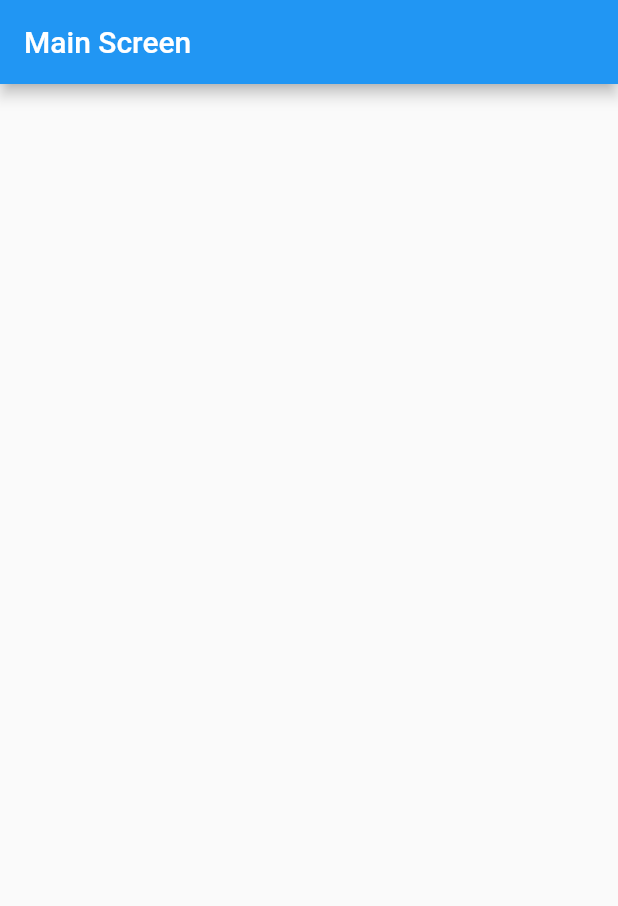
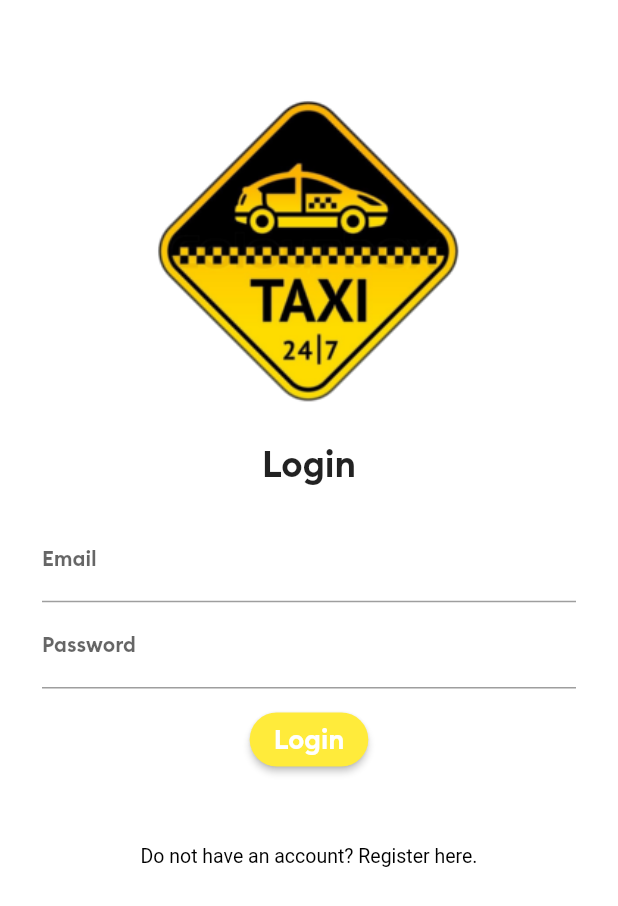
Before and after one commit to szbrooks2017/uber_clone, a Flutter app: the screen it shows after launch, on a phone screen of 412 x 824 dp. Shown: the top 906 px of the screen. Run offline on Flutter 3.47's test engine with Material 2 defaults, Android fonts, the phone set to English and light mode, and no system bars.

Commit message:
updating manifest, adding login page

```diff
--- /dev/null
+++ b/lib/AllScreens/loginScreen.dart
@@ -0,0 +1,98 @@
+import 'package:flutter/material.dart';
+
+class LoginScreen extends StatelessWidget {
+  @override
+  Widget build(BuildContext context) {
+    return Scaffold(
+      backgroundColor: Colors.white,
+      body: SingleChildScrollView(
+        child: Padding(
+          padding: const EdgeInsets.all(8.0),
+          child: Column(
+            children: [
+              SizedBox(height: 35.0),
+              Image(
+                image: AssetImage("images/images/logo.png"),
+                width: 390.0,
+                height: 250.0,
+                alignment: Alignment.center,
+              ),
+              SizedBox(height: 1.0),
+              Text(
+                "Login",
+                style: TextStyle(fontSize: 24.0, fontFamily: "Brand Bold"),
+                textAlign: TextAlign.center,
+              ),
+              Padding(
+                padding: EdgeInsets.all(20.0),
+                child: Column(
+                  children: [
+                    SizedBox(
+                      height: 1.0,
+                    ),
+                    TextField(
+                      keyboardType: TextInputType.emailAddress,
+                      decoration: InputDecoration(
+                          labelText: "Email",
+                          labelStyle: TextStyle(
+                            fontSize: 14.0,
+                          ),
+                          hintStyle: TextStyle(
+                            color: Colors.grey,
+                            fontSize: 10.0,
+                          )),
+                      style: TextStyle(fontSize: 14.0),
+                    ),
+                    SizedBox(
+                      height: 1.0,
+                    ),
+                    TextField(
+                      obscureText: true,
+                      decoration: InputDecoration(
+                          labelText: "Password",
+                          labelStyle: TextStyle(
+                            fontSize: 14.0,
+                          ),
+                          hintStyle: TextStyle(
+                            color: Colors.grey,
+                            fontSize: 10.0,
+                          )),
+                      style: TextStyle(fontSize: 14.0),
+                    ),
+                    SizedBox(
+                      height: 10.0,
+                    ),
+                    ElevatedButton(
+                      style: ElevatedButton.styleFrom(
+                          primary: Colors.yellow,
+                          shape: new RoundedRectangleBorder(
+                              borderRadius: new BorderRadius.circular(24.0))),
+                      onPressed: () {
+                        print("logged in");
+                      },
+                      child: const Text(
+                        'Login',
+                        style:
+                            TextStyle(fontSize: 18.0, fontFamily: "Brand Bold"),
+                      ),
+                    ),
+                  ],
+                ),
+              ),
+              SizedBox(height: 10.0),
+              TextButton(
+                style: TextButton.styleFrom(
+                    primary: Colors.black,
+                    textStyle: const TextStyle(fontSize: 13.0)),
+                child: const Text('Do not have an account? Register here.'),
+                onPressed: () {
+                  print("clicked");
+                },
+              ),
+            ], // children of column
+          ),
+        ),
+      ),
+    );
+  }
+}
--- a/lib/AllScreens/mainscreen.dart
+++ b/lib/AllScreens/mainscreen.dart
@@ -1,13 +1,9 @@
 import 'package:flutter/material.dart';
-
-
 
 class MainScreen extends StatefulWidget {
   @override
   _MainScreenState createState() => _MainScreenState();
 }
-
-
 
 class _MainScreenState extends State<MainScreen> {
   @override
@@ -15,6 +11,7 @@
     return Scaffold(
       appBar: AppBar(
         title: Text("Main Screen"),
+        centerTitle: true,
       ),
     );
   }
--- a/lib/main.dart
+++ b/lib/main.dart
@@ -1,5 +1,5 @@
 import 'package:flutter/material.dart';
-import 'package:uber_clone/AllScreens/mainscreen.dart';
+import 'package:uber_clone/AllScreens/loginScreen.dart';
 
 void main() {
   runApp(MyApp());
@@ -10,13 +10,14 @@
   @override
   Widget build(BuildContext context) {
     return MaterialApp(
-      title: 'Flutter Demo',
+      title: 'Uber Clone',
       theme: ThemeData(
+        fontFamily: "Brand Bold",
         primarySwatch: Colors.blue,
         visualDensity: VisualDensity.adaptivePlatformDensity,
       ),
       // home- is where we want our app to start
-      home: MainScreen(),
+      home: LoginScreen(),
       // to remove debug mode line
       debugShowCheckedModeBanner: false,
     );
```
Also changed, not shown: pubspec.yaml (+12 -11 lines), fonts/fonts/Signatra.ttf (added), fonts/fonts/bolt-regular.ttf (added), fonts/fonts/bolt-semibold.ttf (added), images/images/car_android.png (added), images/images/car_ios.png (added), images/images/desticon.png (added), images/images/desticon1.png (added), images/images/logo.png (added), images/images/logo1.png (added), images/images/pickicon.png (added), images/images/posimarker.png (added), images/images/redmarker.png (added), images/images/taxi.png (added), 1 more files, 7 other files.
